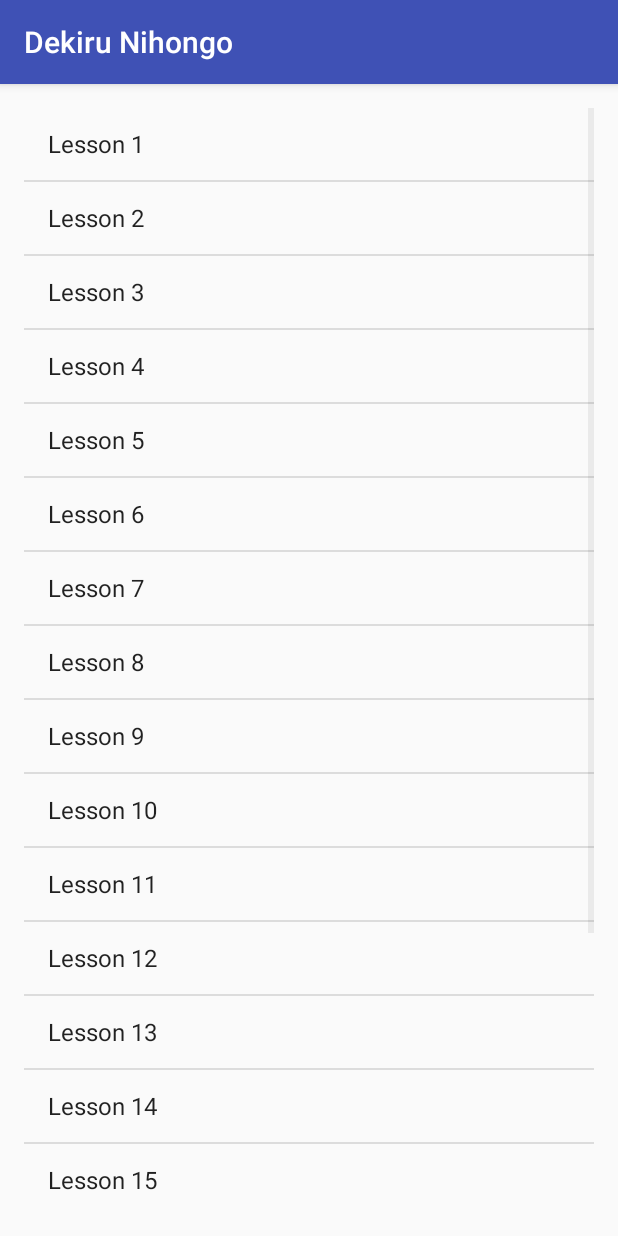
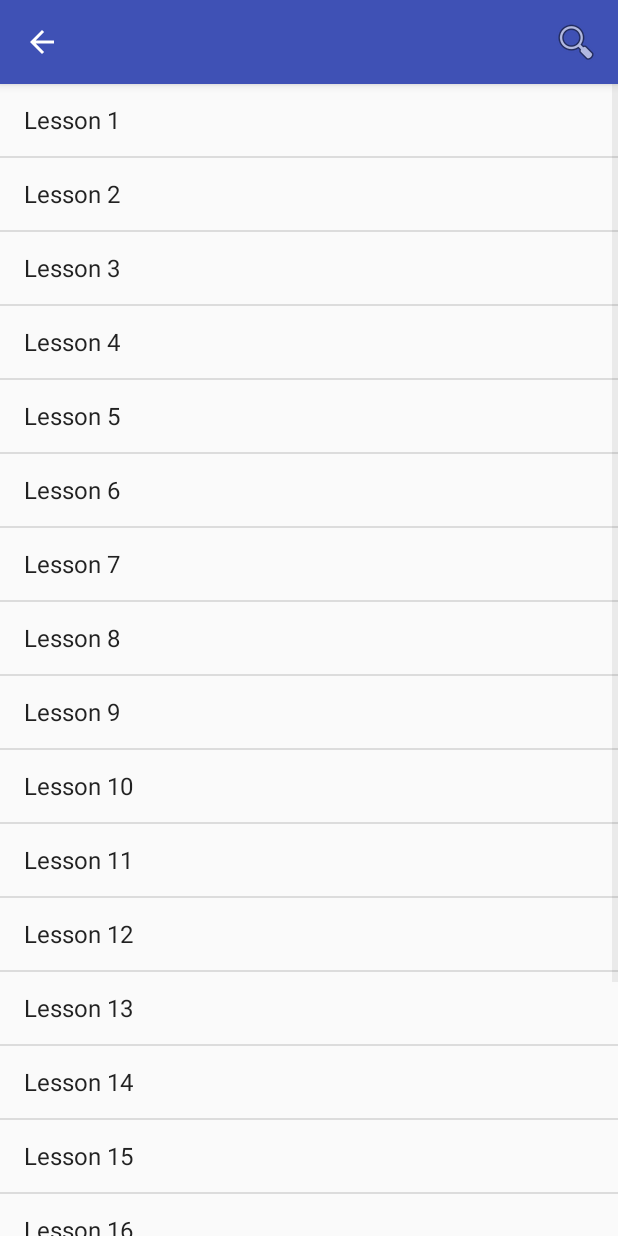
Before and after one commit to quangtm210395/DekiruNihongo, an Android app: the ListLesson screen opened directly, with no data from a screen before it, on a phone screen of 412 x 824 dp. Run offline under Robolectric (Android 15) with nearby library versions, the phone set to English and light mode, and no system bars.

Commit message:
add thêm finish() vào splash add content_list_lesson.xml để tiện cho hiểu chỉnh và đồng bộ tất cả code của activity_lesson.xml đã được chuyển của đây. add thêm toolbarBook cho tiêu đề của từng quyên sách. hiểu chỉnh 1 số dòng code nhỏ xóa đi methodslesson vì ko dùng đến

```diff
--- a/3.Project/DekiruNihongo/app/src/main/AndroidManifest.xml
+++ b/3.Project/DekiruNihongo/app/src/main/AndroidManifest.xml
@@ -14,12 +14,13 @@
             android:name=".MainActivity"
             android:theme="@style/Theme.AppCompat.NoActionBar">
         </activity>
-        <activity android:name=".Lesson.MethodsLesson" />
         <activity
             android:name=".Lesson.LessonActivity"
             android:label="@string/title_activity_lesson"
             android:theme="@style/AppTheme.NoActionBar" />
-        <activity android:name=".Lesson.ListLesson" />
+        <activity
+            android:name=".Lesson.ListLesson"
+            android:theme="@style/AppTheme.NoActionBar" />
         <activity android:name=".splash" android:theme="@style/Theme.AppCompat.Light.NoActionBar">
             <intent-filter>
                 <action android:name="android.intent.action.MAIN" />
--- a/3.Project/DekiruNihongo/app/src/main/java/hmdq/js/codeproject/dekirunihongo/DataGetter.java
+++ b/3.Project/DekiruNihongo/app/src/main/java/hmdq/js/codeproject/dekirunihongo/DataGetter.java
@@ -1,8 +1,6 @@
 package hmdq.js.codeproject.dekirunihongo;
 
-import android.app.Activity;
 import android.os.AsyncTask;
-import android.util.Log;
 
 import org.json.JSONArray;
 import org.json.JSONException;
@@ -15,9 +13,7 @@ import java.net.HttpURLConnection;
 import java.net.MalformedURLException;
 import java.net.URL;
 import java.util.ArrayList;
-import java.util.HashMap;
 import java.util.List;
-import java.util.StringTokenizer;
 
 /**
  * Class này có nhiệm vụ kết nối đến database và trả về dữ liệu cung cấp cho app<br>
--- a/3.Project/DekiruNihongo/app/src/main/java/hmdq/js/codeproject/dekirunihongo/Lesson/LessonActivity.java
+++ b/3.Project/DekiruNihongo/app/src/main/java/hmdq/js/codeproject/dekirunihongo/Lesson/LessonActivity.java
@@ -50,7 +50,7 @@ public class LessonActivity extends AppCompatActivity implements TextToSpeech.On
     }
 
     private void setLisview() {
-        listViewVocabulary = (ListView)findViewById(R.id.listViewVocabulary);
+        listViewVocabulary = (ListView) findViewById(R.id.listViewVocabulary);
         ArrayList<Employee> arrayListVocabulary = new ArrayList<>();
         tVToolbarLesson = (TextView) findViewById(R.id.tVToolbarLesson);
         Bundle bd = getIntent().getExtras();
@@ -149,7 +149,7 @@ public class LessonActivity extends AppCompatActivity implements TextToSpeech.On
     }
 
     private void setToolbar() {
-        Toolbar toolbar = (Toolbar) findViewById(R.id.toolbar);
+        Toolbar toolbar = (Toolbar) findViewById(R.id.toolbarLesson);
         setSupportActionBar(toolbar);
         //Không hiện tiêu đề
         getSupportActionBar().setDisplayShowTitleEnabled(false);
--- a/3.Project/DekiruNihongo/app/src/main/java/hmdq/js/codeproject/dekirunihongo/Lesson/ListLesson.java
+++ b/3.Project/DekiruNihongo/app/src/main/java/hmdq/js/codeproject/dekirunihongo/Lesson/ListLesson.java
@@ -3,10 +3,15 @@ package hmdq.js.codeproject.dekirunihongo.Lesson;
 import android.content.Intent;
 import android.os.Bundle;
 import android.support.v7.app.AppCompatActivity;
+import android.support.v7.widget.Toolbar;
+import android.view.Menu;
+import android.view.MenuItem;
 import android.view.View;
 import android.widget.AdapterView;
 import android.widget.ArrayAdapter;
 import android.widget.ListView;
+import android.widget.TextView;
+import android.widget.Toast;
 
 import java.util.ArrayList;
 
@@ -14,10 +19,14 @@ import hmdq.js.codeproject.dekirunihongo.R;
 
 public class ListLesson extends AppCompatActivity {
     ListView listViewLesson;
+    TextView tVToolbarBook;
     @Override
     protected void onCreate(Bundle savedInstanceState) {
         super.onCreate(savedInstanceState);
         setContentView(R.layout.activity_list_lesson);
+        // làm toolbar
+        setToolbar();
+        tVToolbarBook = (TextView) findViewById(R.id.tVToolbarBook);
 
         listViewLesson = (ListView)findViewById(R.id.listViewLesson);
 
@@ -26,6 +35,10 @@ public class ListLesson extends AppCompatActivity {
         int indexMax;
         if (bd != null){
             book = bd.getString("book");
+        }
+        // set tên sách lên toolbar;
+        if (book != null) {
+            tVToolbarBook.setText(book);
         }
         if ( book != null &&( book.equals("book1") || book.equals("book2"))) indexMax = 15;
         else indexMax = 20;
@@ -52,4 +65,38 @@ public class ListLesson extends AppCompatActivity {
         }
 
     }
+
+    private void setToolbar() {
+        Toolbar toolbar = (Toolbar) findViewById(R.id.toolbarListLesson);
+        setSupportActionBar(toolbar);
+        //Không hiện tiêu đề
+        getSupportActionBar().setDisplayShowTitleEnabled(false);
+        //Hiện nút back
+        getSupportActionBar().setDisplayHomeAsUpEnabled(true);
+
+    }
+
+    @Override
+    public boolean onCreateOptionsMenu(Menu menu) {
+        // Inflate the menu; this adds items to the action bar if it is present.
+        getMenuInflater().inflate(R.menu.menu_toolbar, menu);
+        return true;
+    }
+
+    @Override
+    public boolean onOptionsItemSelected(MenuItem item) {
+        // Handle action bar item clicks here. The action bar will
+        // automatically handle clicks on the Home/Up button, so long
+        // as you specify a parent activity in AndroidManifest.xml.
+        switch (item.getItemId()) {
+            case R.id.mnSearch:
+                Toast.makeText(this, "Search", Toast.LENGTH_SHORT).show();
+                break;
+            case android.R.id.home:
+                finish();
+                break;
+        }
+
+        return super.onOptionsItemSelected(item);
+    }
 }
--- a/3.Project/DekiruNihongo/app/src/main/java/hmdq/js/codeproject/dekirunihongo/splash.java
+++ b/3.Project/DekiruNihongo/app/src/main/java/hmdq/js/codeproject/dekirunihongo/splash.java
@@ -1,9 +1,9 @@
 package hmdq.js.codeproject.dekirunihongo;
 
 import android.content.Intent;
+import android.os.Bundle;
 import android.os.Handler;
 import android.support.v7.app.AppCompatActivity;
-import android.os.Bundle;
 import android.view.WindowManager;
 
 public class splash extends AppCompatActivity {
@@ -20,6 +20,7 @@ public class splash extends AppCompatActivity {
             @Override
             public void run() {
                 startActivity(new Intent(splash.this, MainActivity.class));
+                finish();
             }
         }, 3000);
     }
--- a/3.Project/DekiruNihongo/app/src/main/res/layout/activity_lesson.xml
+++ b/3.Project/DekiruNihongo/app/src/main/res/layout/activity_lesson.xml
@@ -13,7 +13,7 @@
         android:theme="@style/AppTheme.AppBarOverlay">
 
         <android.support.v7.widget.Toolbar
-            android:id="@+id/toolbar"
+            android:id="@+id/toolbarLesson"
             android:layout_width="match_parent"
             android:layout_height="?attr/actionBarSize"
             android:background="?attr/colorPrimary"
--- a/3.Project/DekiruNihongo/app/src/main/res/layout/activity_list_lesson.xml
+++ b/3.Project/DekiruNihongo/app/src/main/res/layout/activity_list_lesson.xml
@@ -1,20 +1,33 @@
 <?xml version="1.0" encoding="utf-8"?>
-<LinearLayout xmlns:android="http://schemas.android.com/apk/res/android"
+<android.support.design.widget.CoordinatorLayout xmlns:android="http://schemas.android.com/apk/res/android"
+    xmlns:app="http://schemas.android.com/apk/res-auto"
     xmlns:tools="http://schemas.android.com/tools"
     android:layout_width="match_parent"
     android:layout_height="match_parent"
-    android:paddingBottom="@dimen/activity_vertical_margin"
-    android:paddingLeft="@dimen/activity_horizontal_margin"
-    android:paddingRight="@dimen/activity_horizontal_margin"
-    android:paddingTop="@dimen/activity_vertical_margin"
+    android:fitsSystemWindows="true"
     tools:context=".Lesson.ListLesson">
 
-    <ListView
+    <android.support.design.widget.AppBarLayout
         android:layout_width="match_parent"
         android:layout_height="wrap_content"
-        android:id="@+id/listViewLesson"
-        android:layout_alignParentTop="true"
-        android:layout_alignParentLeft="true"
-        android:layout_alignParentStart="true" />
+        android:theme="@style/AppTheme.AppBarOverlay">
 
-</LinearLayout>
+        <android.support.v7.widget.Toolbar
+            android:id="@+id/toolbarListLesson"
+            android:layout_width="match_parent"
+            android:layout_height="?attr/actionBarSize"
+            android:background="?attr/colorPrimary"
+            app:popupTheme="@style/AppTheme.PopupOverlay" >
+            <TextView
+                android:layout_width="wrap_content"
+                android:layout_height="wrap_content"
+                android:text="Book...."
+                android:id="@+id/tVToolbarBook"
+                android:textSize="15dp"
+                android:textStyle="bold"/>
+        </android.support.v7.widget.Toolbar>
+    </android.support.design.widget.AppBarLayout>
+
+    <include layout="@layout/content_list_lesson" />
+
+</android.support.design.widget.CoordinatorLayout>
--- a/3.Project/DekiruNihongo/app/src/main/res/layout/activity_main.xml
+++ b/3.Project/DekiruNihongo/app/src/main/res/layout/activity_main.xml
@@ -9,7 +9,7 @@
     android:paddingBottom="30dp">
 
     <ImageButton
-        android:id="@+id/iBtn1"
+        android:id="@+id/iBtnBook1"
         android:layout_width="120dp"
         android:layout_height="0dp"
         android:layout_gravity="center_horizontal"
@@ -21,14 +21,14 @@
     <ImageButton
         android:layout_width="120dp"
         android:layout_height="0dp"
-        android:id="@+id/iBtn2"
+        android:id="@+id/iBtnBook2"
         android:layout_gravity="center_horizontal"
         android:layout_weight="1"
         android:background="@drawable/image_book_2"
         android:layout_marginBottom="30dp" />
 
     <ImageButton
-        android:id="@+id/iBtn3"
+        android:id="@+id/iBtnBook3"
         android:layout_width="120dp"
         android:layout_height="0dp"
         android:layout_gravity="center_horizontal"
--- /dev/null
+++ b/3.Project/DekiruNihongo/app/src/main/res/layout/content_list_lesson.xml
@@ -0,0 +1,20 @@
+<?xml version="1.0" encoding="utf-8"?>
+<LinearLayout xmlns:android="http://schemas.android.com/apk/res/android"
+    xmlns:app="http://schemas.android.com/apk/res-auto"
+    xmlns:tools="http://schemas.android.com/tools"
+    android:layout_width="match_parent"
+    android:layout_height="match_parent"
+    android:orientation="vertical"
+    app:layout_behavior="@string/appbar_scrolling_view_behavior"
+    tools:context=".Lesson.ListLesson"
+    tools:showIn="@layout/activity_list_lesson">
+
+    <ListView
+        android:id="@+id/listViewLesson"
+        android:layout_width="match_parent"
+        android:layout_height="wrap_content"
+        android:layout_alignParentLeft="true"
+        android:layout_alignParentStart="true"
+        android:layout_alignParentTop="true" />
+
+</LinearLayout>
```
Also changed, not shown: 3.Project/DekiruNihongo/app/src/main/java/hmdq/js/codeproject/dekirunihongo/Lesson/MethodsLesson.java (deleted, +0 -40 lines), 3.Project/DekiruNihongo/app/src/main/java/hmdq/js/codeproject/dekirunihongo/MainActivity.java (+7 -9 lines), 3.Project/DekiruNihongo/app/src/main/res/layout/activity_methods_lesson.xml (deleted, +0 -32 lines).
